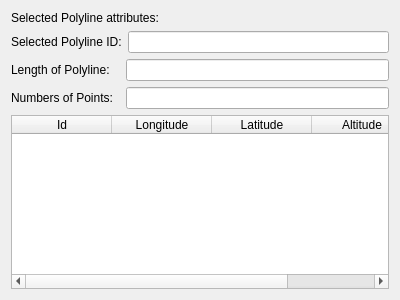
Qt form i3viewer/i3pickDialog.ui (hubergilt/i3viewer) before a commit.
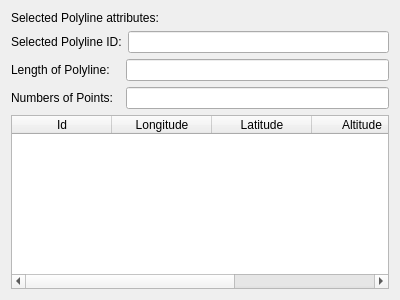
The same form after that commit.

Commit message: correction of gradient calculation

Diff of the .ui file:
```diff
--- a/i3viewer/i3pickDialog.ui
+++ b/i3viewer/i3pickDialog.ui
@@ -89,6 +89,11 @@
        <string>Altitude</string>
       </property>
      </column>
+     <column>
+      <property name="text">
+       <string>Gradient</string>
+      </property>
+     </column>
     </widget>
    </item>
   </layout>
```
The commit also changes 4 other files.
